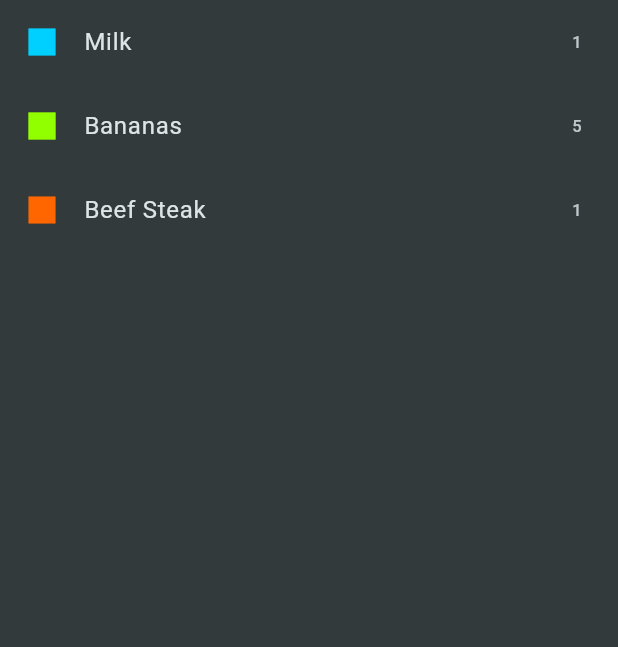
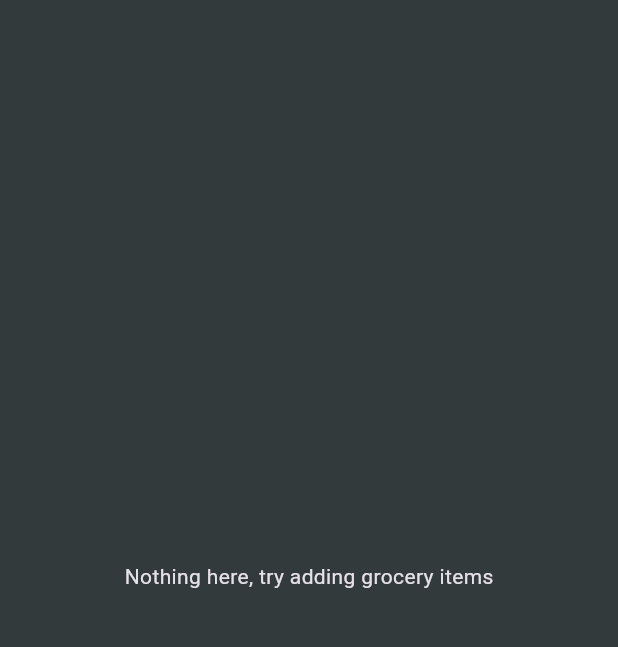
Before and after one commit to TeeWrath/shopping-list, a Flutter app: the screen it shows after launch, on a phone screen of 412 x 824 dp, the part 84-731 px from its top. Run offline on Flutter 3.47's test engine with Material 3 defaults, Android fonts, the phone set to English and light mode, and no system bars.

Commit message:
feat: dissmissible list, remove items from grocery list and fallback text for groceryScreen and few other features

```diff
--- a/lib/data/dummy_items.dart
+++ /dev/null
@@ -1,21 +0,0 @@
-import 'package:shopping_list/models/grocery_item.dart';
-import 'package:shopping_list/data/categories.dart';
-import 'package:shopping_list/models/category.dart';
-
-final groceryItems = [
-  GroceryItem(
-      id: 'a',
-      name: 'Milk',
-      quantity: 1,
-      category: categories[Categories.dairy]!),
-  GroceryItem(
-      id: 'b',
-      name: 'Bananas',
-      quantity: 5,
-      category: categories[Categories.fruit]!),
-  GroceryItem(
-      id: 'c',
-      name: 'Beef Steak',
-      quantity: 1,
-      category: categories[Categories.meat]!),
-];
--- a/lib/screens/grocery.dart
+++ b/lib/screens/grocery.dart
@@ -1,5 +1,5 @@
 import 'package:flutter/material.dart';
-import 'package:shopping_list/data/dummy_items.dart';
+import 'package:shopping_list/models/grocery_item.dart';
 import 'package:shopping_list/screens/new_item.dart';
 
 class GroceryScreen extends StatefulWidget {
@@ -10,13 +10,49 @@ class GroceryScreen extends StatefulWidget {
 }
 
 class _GroceryScreenState extends State<GroceryScreen> {
-  void _addItem() {
-    Navigator.push(context,
+  final List<GroceryItem> _groceryItems = [];
+
+  void _addItem() async {
+    final newItem = await Navigator.push<GroceryItem>(context,
         MaterialPageRoute(builder: (context) => const NewItemScreen()));
+    if (newItem == null) {
+      return;
+    }
+    setState(() {
+      _groceryItems.add(newItem);
+    });
+  }
+
+  void _removeItem(GroceryItem item) {
+    setState(() {
+      _groceryItems.remove(item);
+    });
   }
 
   @override
   Widget build(BuildContext context) {
+    Widget groceryScreen =
+        const Center(child: Text('Nothing here, try adding grocery items'));
+
+    if (_groceryItems.isNotEmpty) {
+      groceryScreen = ListView.builder(
+          itemCount: _groceryItems.length,
+          itemBuilder: (ctx, index) => Dismissible(
+                onDismissed: (direction) {
+                  _removeItem(_groceryItems[index]);
+                },
+                key: ValueKey(_groceryItems[index].id),
+                child: ListTile(
+                  title: Text(_groceryItems[index].name),
+                  leading: Icon(
+                    Icons.square,
+                    color: _groceryItems[index].category.color,
+                  ),
+                  trailing: Text(_groceryItems[index].quantity.toString()),
+                ),
+              ));
+    }
+
     return Scaffold(
         appBar: AppBar(
           title: const Text('Your Groceries'),
@@ -24,15 +60,6 @@ class _GroceryScreenState extends State<GroceryScreen> {
             IconButton(onPressed: _addItem, icon: const Icon(Icons.add))
           ],
         ),
-        body: ListView.builder(
-            itemCount: groceryItems.length,
-            itemBuilder: (ctx, index) => ListTile(
-                  title: Text(groceryItems[index].name),
-                  leading: Icon(
-                    Icons.square,
-                    color: groceryItems[index].category.color,
-                  ),
-                  trailing: Text(groceryItems[index].quantity.toString()),
-                )));
+        body: groceryScreen);
   }
 }
```
Also changed, not shown: lib/screens/new_item.dart (+7 -0 lines).
